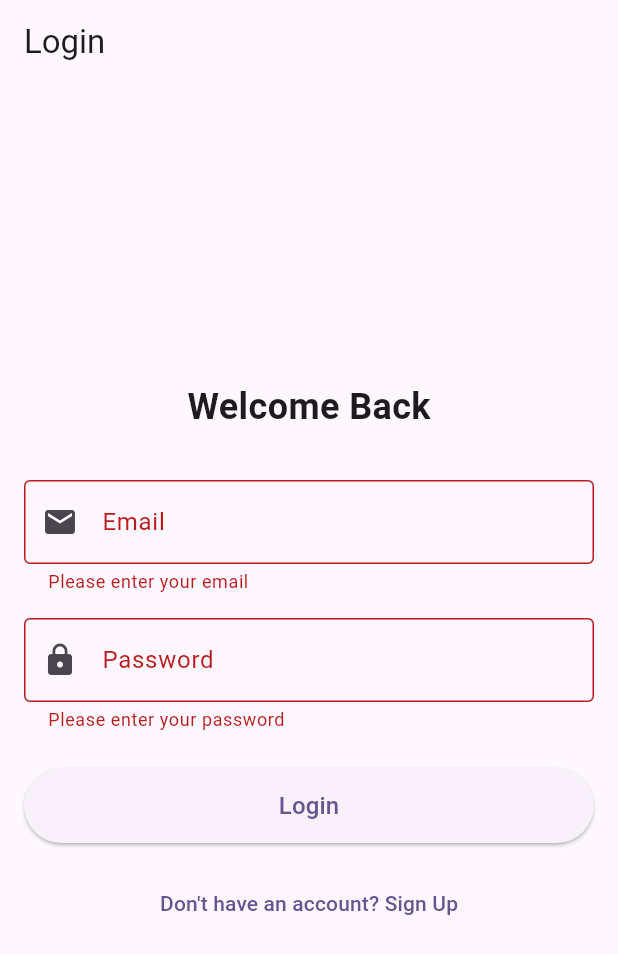
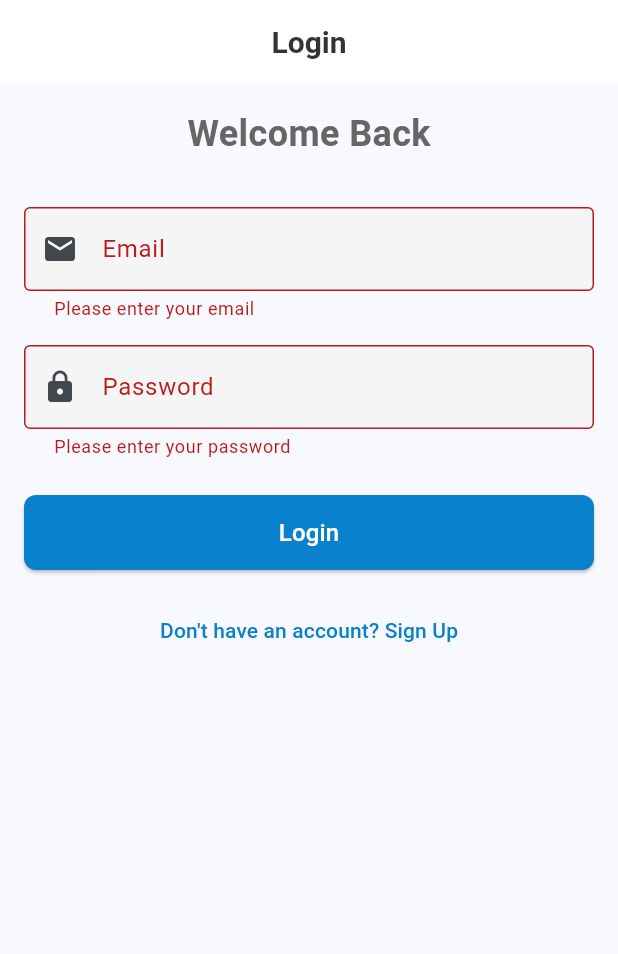
Before and after one commit to nahidhasan007/DailyNewsApp, a Flutter app: the screen it shows after launch, after a tap on "Login", on a phone screen of 412 x 824 dp. Shown: the top 954 px of the screen. Run offline on Flutter 3.47's test engine with Material 3 defaults, Android fonts, the phone set to English and light mode, and no system bars; our stand-ins replace cached_network_image, cloud_firestore, dio, firebase_auth, firebase_core, get and 2 more; accounts and stored records are empty.

```diff
--- a/lib/core/bindings/initial_binding.dart
+++ b/lib/core/bindings/initial_binding.dart
@@ -7,19 +7,23 @@ import '../../domainlayer/repostories/bookmark_repository.dart';
 import '../../domainlayer/repostories/bookmark_repository_impl.dart';
 import '../../domainlayer/repostories/news_repository.dart';
 import '../../domainlayer/repostories/news_repositoryImpl.dart';
+import '../../presentation/controllers/auth_controller.dart';
 import '../network/api_client.dart';
 
 class InitialBinding extends Bindings {
+  // final SharedPreferences sharedPreferences;
+
+  InitialBinding();
+
   @override
-  void dependencies() async {
-    final sharedPreferences = await SharedPreferences.getInstance();
-    Get.put<SharedPreferences>(sharedPreferences, permanent: true);
+  void dependencies() {
+    // Get.put<SharedPreferences>(sharedPreferences, permanent: true);
 
     Get.lazyPut(() => ApiClient(), fenix: true);
-    // Repositories
     Get.lazyPut<NewsRepository>(() => NewsRepositoryImpl(Get.find()), fenix: true);
     Get.lazyPut<AuthRepository>(() => AuthRepositoryImpl(), fenix: true);
     Get.lazyPut<BookmarkRepository>(() => BookmarkRepositoryImpl(), fenix: true);
+
+    Get.lazyPut<AuthController>(() => AuthController(Get.find()), fenix: true);
   }
-
 }
--- a/lib/main.dart
+++ b/lib/main.dart
@@ -2,12 +2,14 @@ import 'package:firebase_core/firebase_core.dart';
 import 'package:flutter/material.dart';
 import 'package:get/get.dart';
 import 'package:newsapp/presentation/screens/login_screen.dart';
+import 'package:newsapp/presentation/theme/app_theme.dart';
+import 'package:shared_preferences/shared_preferences.dart';
 
 import 'core/bindings/initial_binding.dart';
 
 void main() async {
   WidgetsFlutterBinding.ensureInitialized();
-  await Firebase.initializeApp();
+  // await Firebase.initializeApp();
   runApp(const MyApp());
 }
 
@@ -17,10 +19,9 @@ class MyApp extends StatelessWidget {
   Widget build(BuildContext context) {
     return GetMaterialApp(
       title: 'News App',
-      theme: ThemeData(
-        colorScheme: ColorScheme.fromSeed(seedColor: Colors.deepPurple),
-      ),
+      theme: AppTheme.lightTheme,
       initialBinding: InitialBinding(),
+      debugShowCheckedModeBanner: false,
       home: LoginScreen(),
     );
   }
--- a/lib/presentation/screens/login_screen.dart
+++ b/lib/presentation/screens/login_screen.dart
@@ -16,7 +16,8 @@ class LoginScreen extends GetView<AuthController> {
       appBar: AppBar(
         title: Text('Login'),
       ),
-      body: Padding(
+      body : SingleChildScrollView(
+        child: Padding(
           padding: const EdgeInsets.all(16.0),
           child: Form(
             key: _formKey,
@@ -106,6 +107,7 @@ class LoginScreen extends GetView<AuthController> {
             ),
           ),
         ),
+      )
     );
   }
 }
```
Also changed, not shown: 2 other files. Lines whose indentation alone changed are shown as unchanged.
